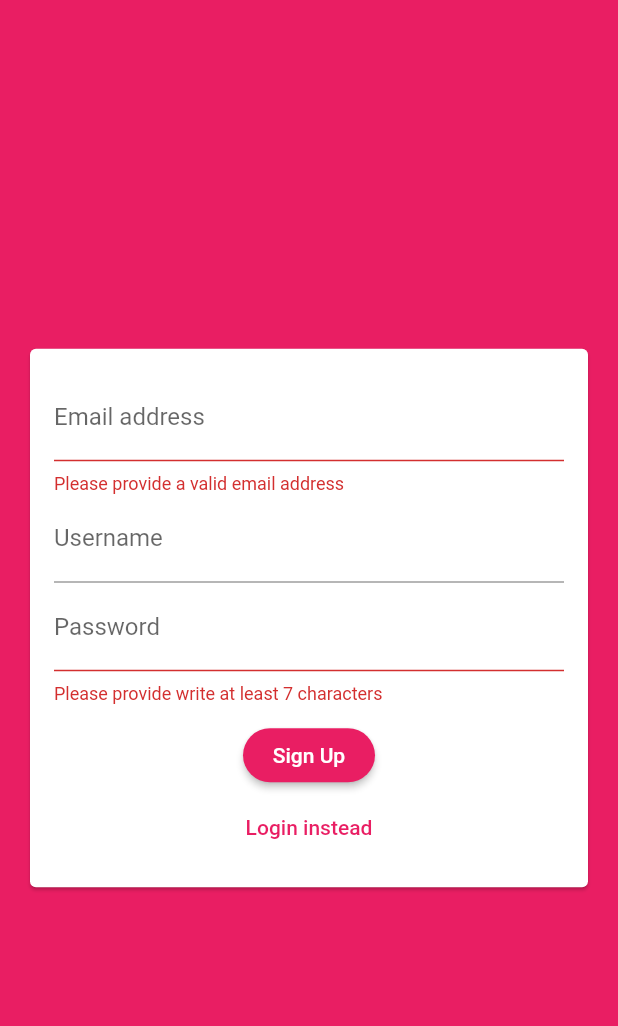
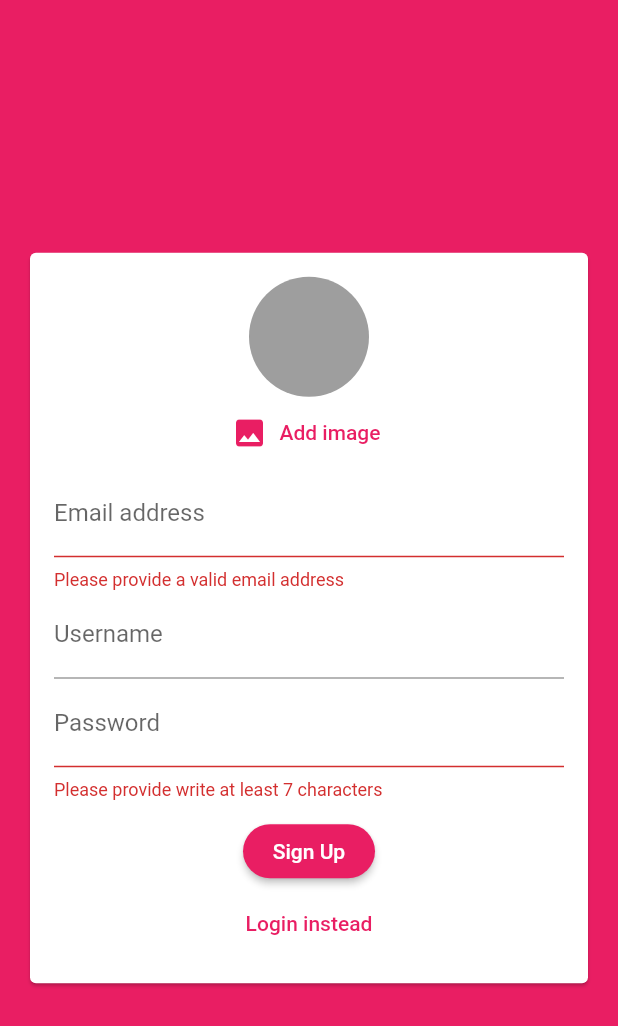
Before and after one commit to BulcsuFarmasi/chat_app, a Flutter app: the screen it shows after launch, after a tap on "Login", after a tap on "Create new account", on a phone screen of 412 x 824 dp. Shown: the top 1026 px of the screen. Run offline on Flutter 3.47's test engine with Material 2 defaults, Android fonts, the phone set to English and light mode, and no system bars; our stand-ins replace cloud_firestore, firebase_auth, image_picker; accounts and stored records are empty.

Commit message:
add image picker

```diff
--- a/lib/screens/auth_screen.dart
+++ b/lib/screens/auth_screen.dart
@@ -30,7 +30,6 @@ class _AuthState extends State<AuthScreen> {
         await Firestore.instance.collection('users').document(authResult.user.uid).setData({
           'userName': userName,
           'email': email,
-          'userId':
         });
       }
 
--- a/lib/screens/chat_screen.dart
+++ b/lib/screens/chat_screen.dart
@@ -1,10 +1,10 @@
 
+
+import 'package:firebase_auth/firebase_auth.dart';
+import 'package:flutter/material.dart';
 
 import '../widgets/messages/messages.dart';
 import '../widgets/messages/new_message.dart';
-import 'package:firebase_auth/firebase_auth.dart';
-import 'package:flutter/material.dart';
-import 'package:cloud_firestore/cloud_firestore.dart';
 
 class ChatScreen extends StatelessWidget {
   const ChatScreen({Key key}) : super(key: key);
--- a/lib/widgets/auth/auth_form.dart
+++ b/lib/widgets/auth/auth_form.dart
@@ -1,3 +1,5 @@
+import 'package:chat_app/widgets/pickers/user_image_picker.dart';
+
 import '../../shared/validators.dart';
 import 'package:flutter/material.dart';
 
@@ -42,7 +44,11 @@ class _AuthFormState extends State<AuthForm> {
     FocusScope.of(context).unfocus();
     _formKey.currentState.save();
 
-    widget.authenicateUser(email: _email.trim(), userName: _userName.trim(), password: _password.trim(), authMode: authMode, ctx: context);
+    widget.authenicateUser(email: _email.trim(),
+        userName: _userName.trim(),
+        password: _password.trim(),
+        authMode: authMode,
+        ctx: context);
   }
 
   @override
@@ -58,6 +64,8 @@ class _AuthFormState extends State<AuthForm> {
               child: Column(
                 mainAxisSize: MainAxisSize.min,
                 children: [
+                  if (authMode == AuthMode.signUp)
+                  UserImagePicker(),
                   TextFormField(
                     key: ValueKey('email'),
                     keyboardType: TextInputType.emailAddress,
@@ -84,7 +92,8 @@ class _AuthFormState extends State<AuthForm> {
                         String errorMessage;
                         int minLength = 4;
                         if (Validators.minLength(value, minLength)) {
-                          errorMessage = 'Please provide  at least $minLength characters';
+                          errorMessage =
+                          'Please provide  at least $minLength characters';
                         }
                         return errorMessage;
                       },
@@ -100,7 +109,8 @@ class _AuthFormState extends State<AuthForm> {
                       String errorMessage;
                       int minLength = 7;
                       if (Validators.minLength(value, minLength)) {
-                        errorMessage = 'Please provide write at least $minLength characters';
+                        errorMessage =
+                        'Please provide write at least $minLength characters';
                       }
                       return errorMessage;
                     },
@@ -110,13 +120,19 @@ class _AuthFormState extends State<AuthForm> {
                   ),
                   if (widget.isLoading) CircularProgressIndicator(),
                   if(!widget.isLoading)
-                  RaisedButton(child: Text((authMode == AuthMode.logIn) ? 'Login' : 'Sign Up'), onPressed: _saveForm),
+                    RaisedButton(child: Text(
+                        (authMode == AuthMode.logIn) ? 'Login' : 'Sign Up'),
+                        onPressed: _saveForm),
                   if(!widget.isLoading)
-                  FlatButton(
-                    onPressed: _changeAuthMode,
-                    child: Text((authMode == AuthMode.logIn) ? 'Create new account' : 'Login instead'),
-                    textColor: Theme.of(context).primaryColor,
-                  )
+                    FlatButton(
+                      onPressed: _changeAuthMode,
+                      child: Text((authMode == AuthMode.logIn)
+                          ? 'Create new account'
+                          : 'Login instead'),
+                      textColor: Theme
+                          .of(context)
+                          .primaryColor,
+                    )
                 ],
               ),
             ),
--- /dev/null
+++ b/lib/widgets/pickers/user_image_picker.dart
@@ -0,0 +1,41 @@
+import 'dart:io';
+
+import 'package:flutter/material.dart';
+import 'package:image_picker/image_picker.dart';
+
+class UserImagePicker extends StatefulWidget {
+  const UserImagePicker({Key key}) : super(key: key);
+
+  @override
+  _UserImagePickerState createState() => _UserImagePickerState();
+}
+
+class _UserImagePickerState extends State<UserImagePicker> {
+  File _pickedImage;
+
+  void _pickImage() async {
+    final pickedImageFile = await ImagePicker.pickImage(source: ImageSource.camera);
+    setState(() {
+      _pickedImage = pickedImageFile;
+    });
+  }
+
+  @override
+  Widget build(BuildContext context) {
+    return Column(
+      children: [
+        CircleAvatar(
+          radius: 40,
+          backgroundColor: Colors.grey,
+          backgroundImage: _pickedImage != null ? FileImage(_pickedImage) : null,
+        ),
+        FlatButton.icon(
+          textColor: Theme.of(context).primaryColor,
+          onPressed: _pickImage,
+          icon: Icon(Icons.image),
+          label: Text('Add image'),
+        ),
+      ],
+    );
+  }
+}
--- a/pubspec.yaml
+++ b/pubspec.yaml
@@ -30,6 +30,7 @@ dependencies:
   cupertino_icons: ^1.0.0
   cloud_firestore: 0.13.5
   firebase_auth: 0.16.1
+  image_picker: ^0.6.5+3
 
 dev_dependencies:
   flutter_test:
```
Also changed, not shown: lib/widgets/messages/message_bubble.dart (+31 -7 lines), lib/widgets/messages/messages.dart (+18 -1 lines), lib/widgets/messages/new_message.dart (+7 -2 lines), pubspec.lock, 6 other files.
